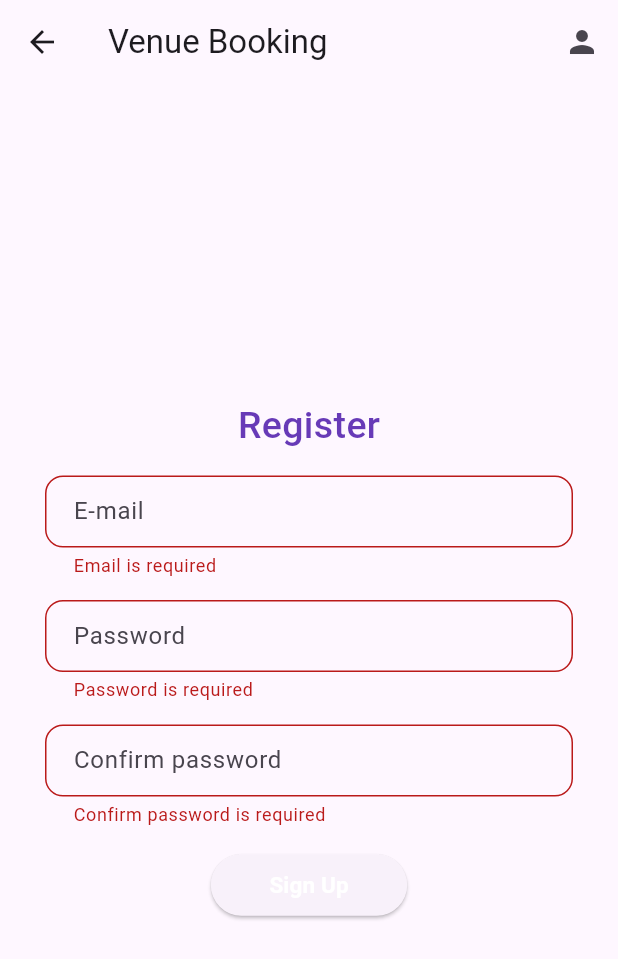
After one commit to jasimrazi/VenueBookingApp, a Flutter app: the RegisterPage screen opened directly, after a tap on "Sign Up", on a phone screen of 412 x 824 dp. The commit adds this screen. Shown: the top 959 px of the screen. Run offline on Flutter 3.47's test engine with Material 3 defaults, Android fonts, the phone set to English and light mode, and no system bars; our stand-ins replace cloud_firestore, firebase_auth, firebase_core, firebase_storage, google_sign_in, image_picker; missing offline and left inert: scroll_datetime_picker; accounts and stored records are empty.

Commit message:
Add register auth

```diff
--- /dev/null
+++ b/lib/registerpage.dart
@@ -0,0 +1,214 @@
+import 'package:flutter/material.dart';
+import 'package:firebase_auth/firebase_auth.dart';
+import 'package:venuebooking/appbar.dart';
+import 'package:venuebooking/bookingpage.dart';
+
+class RegisterPage extends StatefulWidget {
+  const RegisterPage({Key? key});
+
+  @override
+  State<RegisterPage> createState() => _RegisterPageState();
+}
+
+class _RegisterPageState extends State<RegisterPage> {
+  final TextEditingController emailController = TextEditingController();
+  final TextEditingController passwordController = TextEditingController();
+  final TextEditingController confirmPasswordController =
+      TextEditingController();
+  final FirebaseAuth _auth = FirebaseAuth.instance;
+  bool _loading = false;
+
+  String _emailError = '';
+  String _passwordError = '';
+  String _confirmPasswordError = '';
+
+  void _clearErrors() {
+    setState(() {
+      _emailError = '';
+      _passwordError = '';
+      _confirmPasswordError = '';
+    });
+  }
+
+  Future<void> _signUp() async {
+    _clearErrors();
+
+    if (emailController.text.isEmpty ||
+        passwordController.text.isEmpty ||
+        confirmPasswordController.text.isEmpty) {
+      setState(() {
+        if (emailController.text.isEmpty) _emailError = 'Email is required';
+        if (passwordController.text.isEmpty)
+          _passwordError = 'Password is required';
+        if (confirmPasswordController.text.isEmpty)
+          _confirmPasswordError = 'Confirm password is required';
+      });
+      return;
+    }
+
+    if (passwordController.text != confirmPasswordController.text) {
+      setState(() {
+        _confirmPasswordError = 'Passwords do not match';
+      });
+      return;
+    }
+
+    try {
+      setState(() {
+        _loading = true;
+      });
+
+      UserCredential userCredential =
+          await _auth.createUserWithEmailAndPassword(
+        email: emailController.text,
+        password: passwordController.text,
+      );
+
+      User? user = userCredential.user;
+      if (user != null) {
+        ScaffoldMessenger.of(context).showSnackBar(
+          SnackBar(
+            content: Text('Registration successful for ${user.email}'),
+            duration: Duration(seconds: 3),
+          ),
+        );
+
+        // Navigate to BookingPage
+        Navigator.push(
+          context,
+          MaterialPageRoute(
+            builder: (context) => BookingPage(),
+          ),
+        );
+      }
+    } on FirebaseAuthException catch (e) {
+      if (e.code == 'email-already-in-use') {
+        setState(() {
+          _emailError = 'Email is already in use';
+        });
+      } else {
+        ScaffoldMessenger.of(context).showSnackBar(
+          SnackBar(
+            content: Text('Error during registration: ${e.message}'),
+            duration: Duration(seconds: 3),
+          ),
+        );
+      }
+    } catch (error) {
+      print('Registration Error: $error');
+      ScaffoldMessenger.of(context).showSnackBar(
+        SnackBar(
+          content: Text('Error during registration'),
+          duration: Duration(seconds: 3),
+        ),
+      );
+    } finally {
+      if (mounted) {
+        setState(() {
+          _loading = false;
+        });
+      }
+    }
+  }
+
+  @override
+  Widget build(BuildContext context) {
+    return Scaffold(
+      appBar: MyAppBar(),
+      body: Center(
+        child: Padding(
+          padding: const EdgeInsets.all(30.0),
+          child: Column(
+            mainAxisAlignment: MainAxisAlignment.center,
+            children: [
+              Text(
+                "Register",
+                style: TextStyle(
+                    fontWeight: FontWeight.w500,
+                    fontSize: 25,
+                    color: Colors.deepPurple),
+              ),
+              SizedBox(
+                height: 15,
+              ),
+              TextField(
+                keyboardType: TextInputType.emailAddress,
+                controller: emailController,
+                decoration: InputDecoration(
+                  border: OutlineInputBorder(
+                    borderRadius: BorderRadius.all(Radius.circular(12)),
+                  ),
+                  hintText: 'E-mail',
+                  contentPadding:
+                      EdgeInsets.symmetric(horizontal: 15, vertical: 10),
+                  errorText: _emailError.isNotEmpty ? _emailError : null,
+                ),
+              ),
+              SizedBox(
+                height: 15,
+              ),
+              TextField(
+                keyboardType: TextInputType.visiblePassword,
+                controller: passwordController,
+                decoration: InputDecoration(
+                  border: OutlineInputBorder(
+                    borderRadius: BorderRadius.all(Radius.circular(12)),
+                  ),
+                  hintText: 'Password',
+                  contentPadding:
+                      EdgeInsets.symmetric(horizontal: 15, vertical: 10),
+                  errorText: _passwordError.isNotEmpty ? _passwordError : null,
+                ),
+              ),
+              SizedBox(
+                height: 15,
+              ),
+              TextField(
+                controller: confirmPasswordController,
+                decoration: InputDecoration(
+                  border: OutlineInputBorder(
+                    borderRadius: BorderRadius.all(Radius.circular(12)),
+                  ),
+                  hintText: 'Confirm password',
+                  contentPadding:
+                      EdgeInsets.symmetric(horizontal: 15, vertical: 10),
+                  errorText: _confirmPasswordError.isNotEmpty
+                      ? _confirmPasswordError
+                      : null,
+                ),
+              ),
+              SizedBox(
+                height: 15,
+              ),
+              ElevatedButton(
+                onPressed: _signUp,
+                child: Padding(
+                  padding: EdgeInsets.symmetric(horizontal: 15, vertical: 10),
+                  child: _loading
+                      ? SizedBox(
+                          width: 20,
+                          height: 20,
+                          child: CircularProgressIndicator(
+                            strokeWidth: 2,
+                            valueColor: AlwaysStoppedAnimation<Color>(
+                              Colors.white,
+                            ),
+                          ),
+                        )
+                      : Text(
+                          "Sign Up",
+                          style: TextStyle(
+                            fontWeight: FontWeight.w600,
+                            fontSize: 15,
+                            color: Colors.white,
+                          ),
+                        ),
+                ),
+              ),
+            ],
+          ),
+        ),
+      ),
+    );
+  }
+}
```
Also changed, not shown: lib/forgotpassword.dart (deleted, +0 -99 lines), lib/loginpage.dart (+4 -4 lines).
